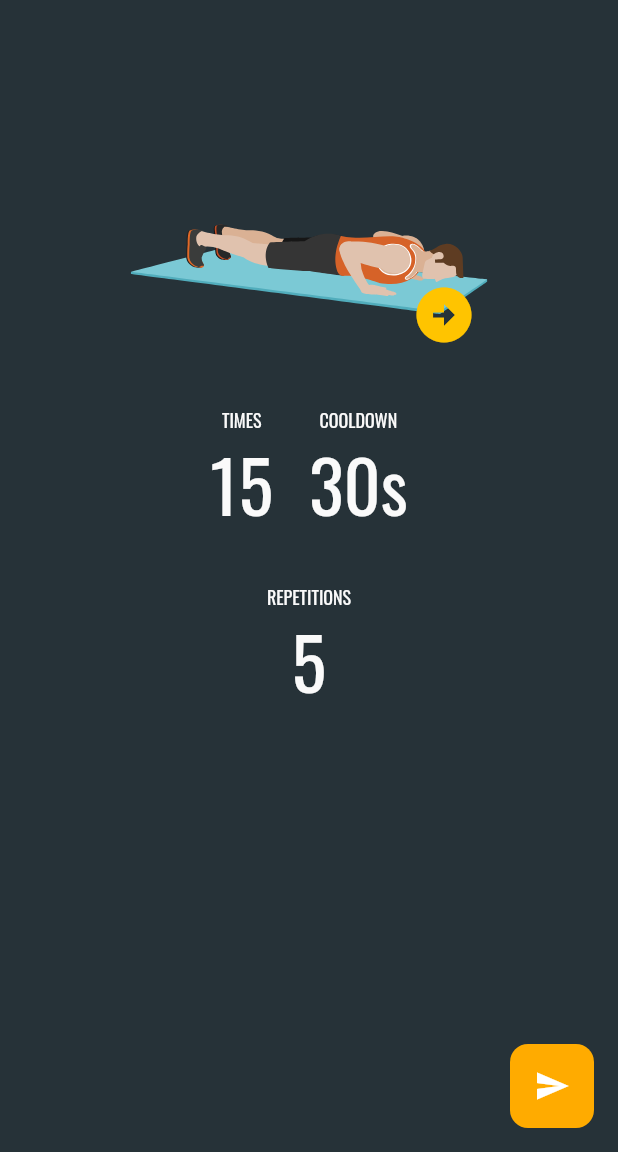
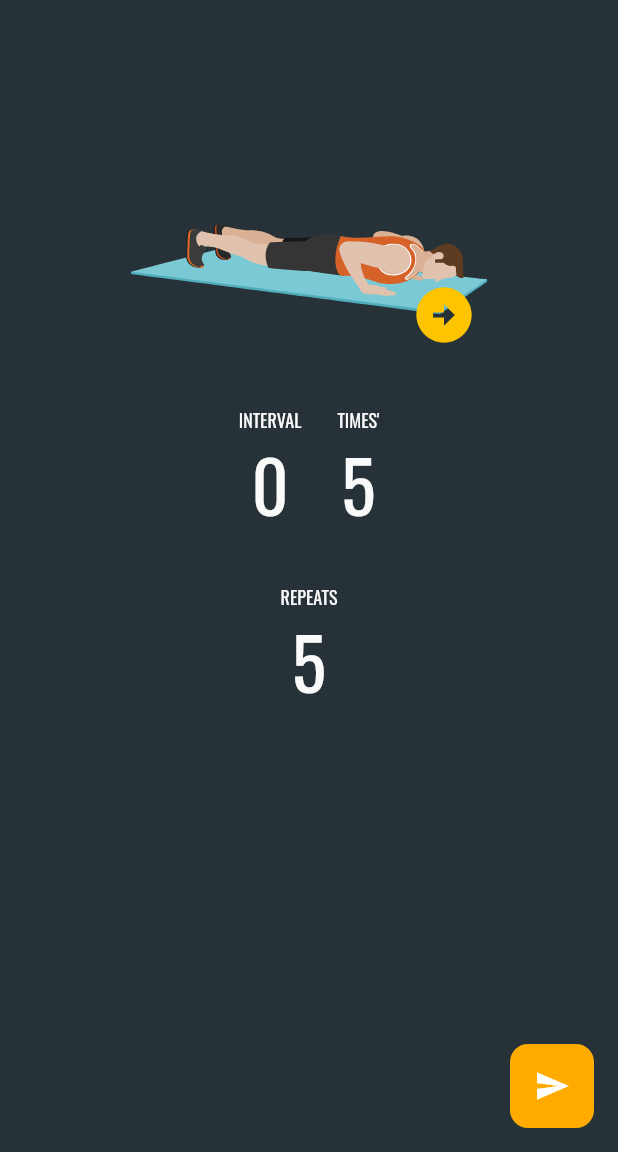
Before and after one commit to WhiteJamer/flutter-home-fitness-app, a Flutter app: the ProgramFormPage screen opened directly, on a phone screen of 412 x 824 dp, the part 84-1236 px from its top. Run offline on Flutter 3.47's test engine with Material 2 defaults, Android fonts, the phone set to English and light mode, and no system bars; drawn by our look-alikes of lottie; our stand-ins replace flutter_svg, flutter_swipe_action_cell, flutter_switch, hive, hive_flutter, numberpicker; accounts and stored records are empty.

Commit message:
Create ProgramRepository for Hive-storage & some refactoring

```diff
--- a/lib/screens/program-form.page.dart
+++ b/lib/screens/program-form.page.dart
@@ -1,32 +1,58 @@
 import 'package:flutter/material.dart';
 import 'package:lottie/lottie.dart';
 import 'package:myapp/enums/colors.enums.dart';
+import 'package:myapp/models/controls.model.dart';
 import 'package:myapp/models/program.model.dart';
+import 'package:myapp/repositories/program.repository.dart';
 import 'package:myapp/utils/svg.utils.dart';
+import 'package:myapp/widgets/number-picker.widget.dart';
+import 'package:myapp/widgets/time-field.widget.dart';
 
 const duration = Duration(milliseconds: 300);
 
 enum Mode { CREATE, EDIT }
 
 class ProgramFormPage extends StatefulWidget {
-  const ProgramFormPage({Key? key, required this.mode, this.program})
+  ProgramFormPage({Key? key, required this.mode, this.program})
       : super(key: key);
   final Mode mode;
   final Program? program;
+  final programRepository = ProgramRepository();
 
   @override
   State<ProgramFormPage> createState() => ProgramFormPageState();
 }
 
 class ProgramFormPageState extends State<ProgramFormPage> {
+  int interval = 0;
+  int times = 0;
   @override
   void initState() {
+    setState(() {
+      interval =
+          widget.program?.interval != null ? widget.program!.interval : 0;
+      times = widget.program?.times != null ? widget.program!.times : 0;
+    });
     super.initState();
   }
 
   @override
   void dispose() {
     super.dispose();
+  }
+
+  final List<TimeFieldOptionModel> cooldownOptions = [
+    TimeFieldOptionModel(name: "30s", seconds: 30, suffixText: "s"),
+    TimeFieldOptionModel(name: "1m", seconds: 60, suffixText: "m"),
+    TimeFieldOptionModel(name: "2m", seconds: 120, suffixText: "m"),
+  ];
+
+  void onChangeTimes(int value) {
+    print(value);
+  }
+
+  void onChangeInterval(int seconds) {
+    print(seconds);
   }
 
   @override
@@ -83,35 +109,24 @@ class ProgramFormPageState extends State<ProgramFormPage> {
             Row(
               mainAxisAlignment: MainAxisAlignment.center,
               children: [
-                Column(
-                  children: [
-                    Text(
-                      style:
-                          TextStyle(color: WhiteColor, fontSize: 12, height: 1),
-                      "TIMES",
-                    ),
-                    Text(
-                      "15",
-                      style: Theme.of(context).textTheme.headline2,
-                    ),
-                  ],
+                // здесь нужно переделать на dropdown или textfield
+                TimeField(
+                  label: "INTERVAL",
+                  options: cooldownOptions,
+                  onChange: onChangeInterval,
+                  initialValue: widget.program?.interval,
                 ),
                 SizedBox(
                   width: 24,
                 ),
-                Column(
-                  children: [
-                    Text(
-                      style:
-                          TextStyle(color: WhiteColor, fontSize: 12, height: 1),
-                      "COOLDOWN",
-                    ),
-                    Text(
-                      "30s",
-                      style: Theme.of(context).textTheme.headline2,
-                    ),
-                  ],
-                ),
+                NumberPicker(
+                  label: "TIMES'",
+                  onChange: onChangeTimes,
+                  minValue: 5,
+                  maxValue: 1000,
+                  step: 5,
+                  initialValue: widget.program?.times,
+                )
               ],
             ),
             SizedBox(
@@ -125,7 +140,7 @@ class ProgramFormPageState extends State<ProgramFormPage> {
                     Text(
                       style:
                           TextStyle(color: WhiteColor, fontSize: 12, height: 1),
-                      "REPETITIONS",
+                      "REPEATS",
                     ),
                     Text(
                       "5",
@@ -140,10 +155,10 @@ class ProgramFormPageState extends State<ProgramFormPage> {
       ),
       floatingActionButton: FloatingActionButton(
         onPressed: () {},
-        child: Icon(Icons.send),
         elevation: 0,
         backgroundColor: SecondaryColor,
         shape: RoundedRectangleBorder(borderRadius: BorderRadius.circular(12)),
+        child: Icon(Icons.send),
       ),
     );
   }
--- a/pubspec.yaml
+++ b/pubspec.yaml
@@ -40,6 +40,10 @@ dependencies:
   flutter_reorderable_list: ^1.2.0
   flutter_swipe_action_cell: ^3.0.4
   flutter_switch: ^0.3.2
+  gson: ^0.1.4
+  hive: ^2.2.3
+  hive_flutter: ^1.1.0
+  numberpicker: ^2.1.1
 
 dev_dependencies:
   flutter_test:
@@ -51,6 +55,8 @@ dev_dependencies:
   # package. See that file for information about deactivating specific lint
   # rules and activating additional ones.
   flutter_lints: ^2.0.0
+  hive_generator: ^2.0.0
+  build_runner: ^2.3.2
 
 # For information on the generic Dart part of this file, see the
 # following page: https://dart.dev/tools/pub/pubspec
```
Also changed, not shown: assets/workout.json (added, +27 -0 lines), lib/repositories/program.repository.dart (+30 -6 lines), lib/screens/home.page.dart (+12 -1 lines), lib/screens/program.dart (deleted, +0 -254 lines), lib/screens/program.page.dart (+7 -2 lines), lib/widgets/button.widget.dart (+6 -3 lines), pubspec.lock.
